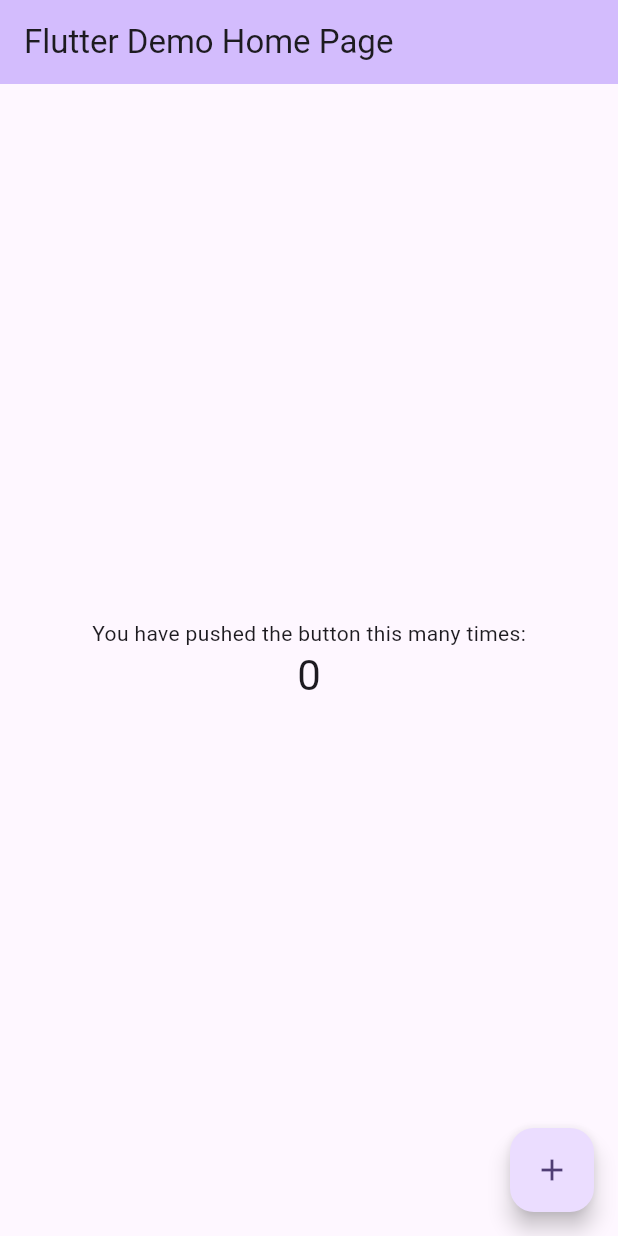
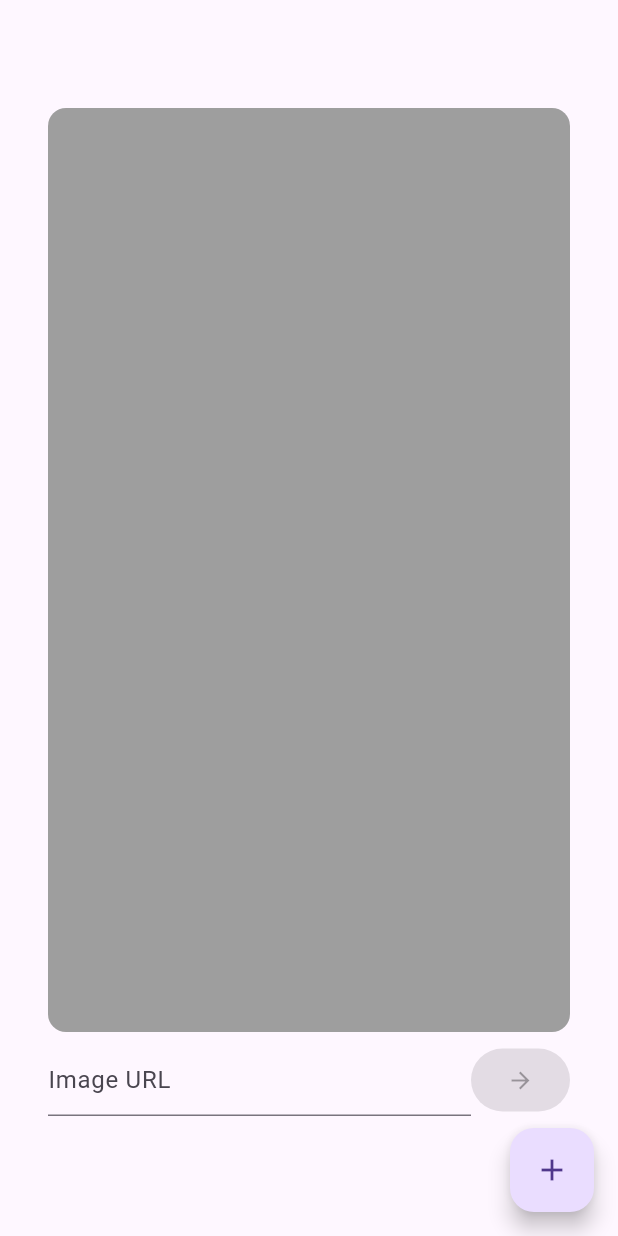
Before and after one commit to yavanya/flweb3, a Flutter app: the screen it shows after launch, on a phone screen of 412 x 824 dp. Run offline on Flutter 3.47's test engine with Material 3 defaults, Android fonts, the phone set to English and light mode, and no system bars.

Commit message:
feat: template added

```diff
--- a/lib/main.dart
+++ b/lib/main.dart
@@ -1,125 +1,75 @@
 import 'package:flutter/material.dart';
 
+/// Entrypoint of the application.
 void main() {
   runApp(const MyApp());
 }
 
+/// Application itself.
 class MyApp extends StatelessWidget {
   const MyApp({super.key});
 
-  // This widget is the root of your application.
   @override
   Widget build(BuildContext context) {
-    return MaterialApp(
-      title: 'Flutter Demo',
-      theme: ThemeData(
-        // This is the theme of your application.
-        //
-        // TRY THIS: Try running your application with "flutter run". You'll see
-        // the application has a purple toolbar. Then, without quitting the app,
-        // try changing the seedColor in the colorScheme below to Colors.green
-        // and then invoke "hot reload" (save your changes or press the "hot
-        // reload" button in a Flutter-supported IDE, or press "r" if you used
-        // the command line to start the app).
-        //
-        // Notice that the counter didn't reset back to zero; the application
-        // state is not lost during the reload. To reset the state, use hot
-        // restart instead.
-        //
-        // This works for code too, not just values: Most code changes can be
-        // tested with just a hot reload.
-        colorScheme: ColorScheme.fromSeed(seedColor: Colors.deepPurple),
-        useMaterial3: true,
-      ),
-      home: const MyHomePage(title: 'Flutter Demo Home Page'),
-    );
+    return MaterialApp(title: 'Flutter Demo', home: const HomePage());
   }
 }
 
-class MyHomePage extends StatefulWidget {
-  const MyHomePage({super.key, required this.title});
-
-  // This widget is the home page of your application. It is stateful, meaning
-  // that it has a State object (defined below) that contains fields that affect
-  // how it looks.
-
-  // This class is the configuration for the state. It holds the values (in this
-  // case the title) provided by the parent (in this case the App widget) and
-  // used by the build method of the State. Fields in a Widget subclass are
-  // always marked "final".
-
-  final String title;
+/// [Widget] displaying the home page consisting of an image the the buttons.
+class HomePage extends StatefulWidget {
+  const HomePage({super.key});
 
   @override
-  State<MyHomePage> createState() => _MyHomePageState();
+  State<HomePage> createState() => _HomePageState();
 }
 
-class _MyHomePageState extends State<MyHomePage> {
-  int _counter = 0;
-
-  void _incrementCounter() {
-    setState(() {
-      // This call to setState tells the Flutter framework that something has
-      // changed in this State, which causes it to rerun the build method below
-      // so that the display can reflect the updated values. If we changed
-      // _counter without calling setState(), then the build method would not be
-      // called again, and so nothing would appear to happen.
-      _counter++;
-    });
-  }
-
+/// State of a [HomePage].
+class _HomePageState extends State<HomePage> {
   @override
   Widget build(BuildContext context) {
-    // This method is rerun every time setState is called, for instance as done
-    // by the _incrementCounter method above.
-    //
-    // The Flutter framework has been optimized to make rerunning build methods
-    // fast, so that you can just rebuild anything that needs updating rather
-    // than having to individually change instances of widgets.
     return Scaffold(
-      appBar: AppBar(
-        // TRY THIS: Try changing the color here to a specific color (to
-        // Colors.amber, perhaps?) and trigger a hot reload to see the AppBar
-        // change color while the other colors stay the same.
-        backgroundColor: Theme.of(context).colorScheme.inversePrimary,
-        // Here we take the value from the MyHomePage object that was created by
-        // the App.build method, and use it to set our appbar title.
-        title: Text(widget.title),
-      ),
-      body: Center(
-        // Center is a layout widget. It takes a single child and positions it
-        // in the middle of the parent.
+      appBar: AppBar(),
+      body: Padding(
+        padding: const EdgeInsets.fromLTRB(32, 16, 32, 16),
         child: Column(
-          // Column is also a layout widget. It takes a list of children and
-          // arranges them vertically. By default, it sizes itself to fit its
-          // children horizontally, and tries to be as tall as its parent.
-          //
-          // Column has various properties to control how it sizes itself and
-          // how it positions its children. Here we use mainAxisAlignment to
-          // center the children vertically; the main axis here is the vertical
-          // axis because Columns are vertical (the cross axis would be
-          // horizontal).
-          //
-          // TRY THIS: Invoke "debug painting" (choose the "Toggle Debug Paint"
-          // action in the IDE, or press "p" in the console), to see the
-          // wireframe for each widget.
-          mainAxisAlignment: MainAxisAlignment.center,
-          children: <Widget>[
-            const Text(
-              'You have pushed the button this many times:',
+          mainAxisSize: MainAxisSize.min,
+          children: [
+            Expanded(
+              child: AspectRatio(
+                aspectRatio: 1,
+                child: Container(
+                  decoration: BoxDecoration(
+                    color: Colors.grey,
+                    borderRadius: BorderRadius.circular(12),
+                  ),
+                ),
+              ),
             ),
-            Text(
-              '$_counter',
-              style: Theme.of(context).textTheme.headlineMedium,
+            const SizedBox(height: 8),
+            Row(
+              children: [
+                Expanded(
+                  child: TextField(
+                    decoration: InputDecoration(hintText: 'Image URL'),
+                  ),
+                ),
+                ElevatedButton(
+                  onPressed: null,
+                  child: Padding(
+                    padding: const EdgeInsets.fromLTRB(0, 12, 0, 12),
+                    child: Icon(Icons.arrow_forward),
+                  ),
+                ),
+              ],
             ),
+            const SizedBox(height: 64),
           ],
         ),
       ),
       floatingActionButton: FloatingActionButton(
-        onPressed: _incrementCounter,
-        tooltip: 'Increment',
-        child: const Icon(Icons.add),
-      ), // This trailing comma makes auto-formatting nicer for build methods.
+        onPressed: null,
+        child: Icon(Icons.add),
+      ),
     );
   }
 }
```
